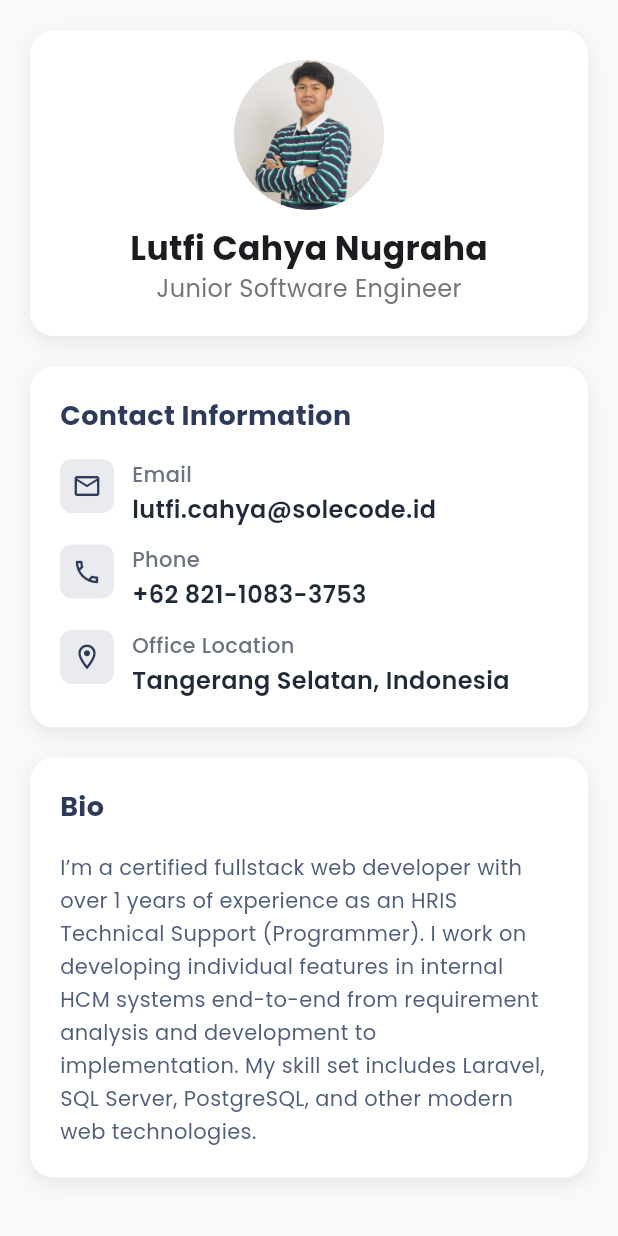
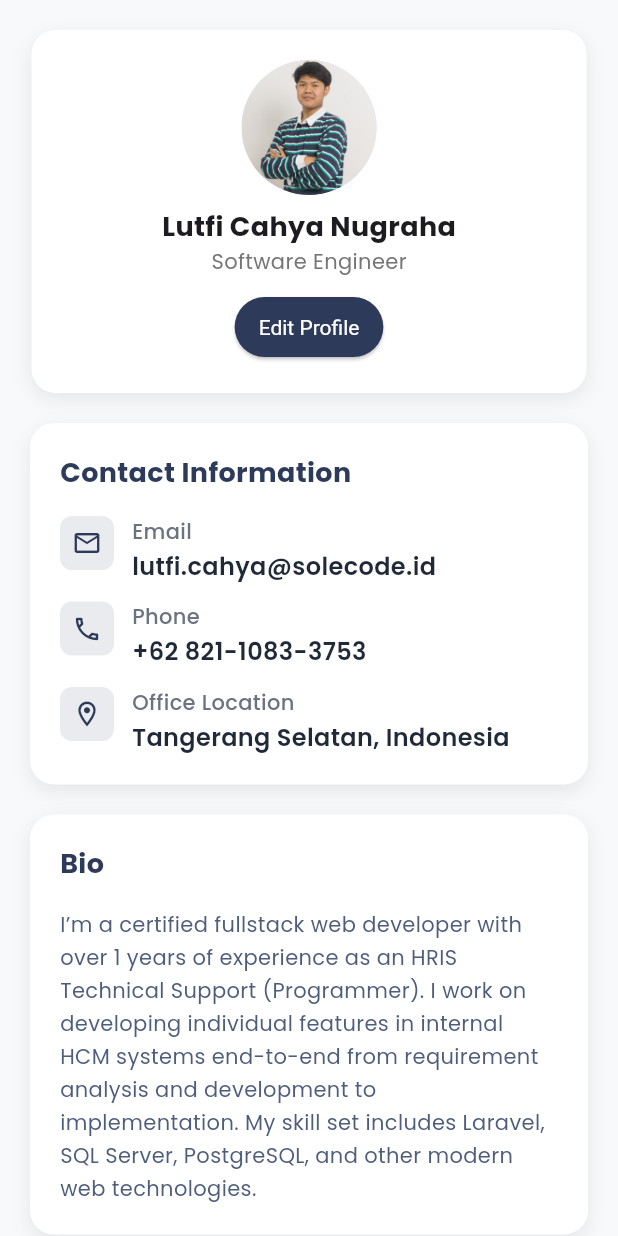
Before and after one commit to halolutfii/assigment-flutter, a Flutter app: the ProfileScreen screen opened directly, on a phone screen of 412 x 824 dp. Run offline on Flutter 3.47's test engine with Material 3 defaults, Android fonts, the phone set to English and light mode, and no system bars; our stand-ins replace google_fonts.

Commit message:
[fix]: assignment 3 done

```diff
--- /dev/null
+++ b/lib/models/profile.dart
@@ -0,0 +1,11 @@
+class Profile {
+  String name;
+  String position;
+  String location;
+
+  Profile({
+    required this.name,
+    required this.position,
+    required this.location,
+  });
+}
--- /dev/null
+++ b/lib/providers/profile_providers.dart
@@ -0,0 +1,17 @@
+import 'package:flutter/material.dart';
+import '../models/profile.dart';
+
+class ProfileProvider with ChangeNotifier {
+  Profile _profile = Profile(
+    name: "Lutfi Cahya Nugraha",
+    position: "Software Engineer",
+    location: "Tangerang Selatan, Indonesia",
+  );
+
+  Profile get profile => _profile;
+
+  void updateProfile(Profile newProfile) {
+    _profile = newProfile;
+    notifyListeners();
+  }
+}
--- a/lib/screen/homescreen.dart
+++ b/lib/screens/homescreen.dart
@@ -1,7 +1,7 @@
 import 'package:flutter/material.dart';
 import 'package:google_fonts/google_fonts.dart';
-import 'package:my_portofolio_app/components/footer.dart';
-import 'package:my_portofolio_app/components/header.dart';
+import 'package:my_portofolio_app/widgets/footer.dart';
+import 'package:my_portofolio_app/widgets/header.dart';
 
 class HomeScreen extends StatelessWidget {
   @override
--- a/lib/screen/portofolioscreen.dart
+++ b/lib/screens/portofolioscreen.dart
@@ -1,5 +1,5 @@
 import 'package:flutter/material.dart';
-import 'package:my_portofolio_app/components/footer.dart';
+import 'package:my_portofolio_app/widgets/footer.dart';
 
 class PortofolioScreen extends StatelessWidget {
   final List<Map<String, dynamic>> projects = [
--- a/lib/screen/profilescreen.dart
+++ b/lib/screens/profilescreen.dart
@@ -1,28 +1,37 @@
 import 'package:flutter/material.dart';
 import 'package:google_fonts/google_fonts.dart';
-import 'package:my_portofolio_app/components/footer.dart';
+import 'package:provider/provider.dart';
+import 'package:my_portofolio_app/widgets/footer.dart';
 
-class ProfileScreen extends StatelessWidget {
-  // Dummy data, bisa diganti pakai model/data asli
-  final String name = "Lutfi Cahya Nugraha";
-  final String position = "Junior Software Engineer";
-  final String email = "lutfi.cahya@solecode.id";
-  final String phone = "+62 821-1083-3753";
-  final String location = "Tangerang Selatan, Indonesia";
+import '../models/profile.dart';
+import './editprofilescreen.dart';
+import '../providers/profile_providers.dart';
+import '../widgets/footer.dart';
 
+class ProfileScreen extends StatefulWidget {
   const ProfileScreen({super.key});
 
   @override
+  State<ProfileScreen> createState() => _ProfileScreenState();
+}
+
+class _ProfileScreenState extends State<ProfileScreen> {
+  String email = "lutfi.cahya@solecode.id";
+  String phone = "+62 821-1083-3753";
+
+  @override
   Widget build(BuildContext context) {
+    final profileData = context.watch<ProfileProvider>().profile;
+
     return Scaffold(
       backgroundColor: const Color(0xFFF8F9FA),
       body: SingleChildScrollView(
         child: Column(
           children: [
             const SizedBox(height: 20),
-            buildProfileHeader(),
+            buildProfileHeader(context, profileData),
             const SizedBox(height: 20),
-            buildContactInfo(),
+            buildContactInfo(profileData),
             const SizedBox(height: 20),
             buildShortBioInfo(),
             const SizedBox(height: 30),
@@ -33,11 +42,10 @@ class ProfileScreen extends StatelessWidget {
     );
   }
 
-  // 👇 Ditaruh dalam class ProfileScreen
-  Widget buildProfileHeader() {
+  Widget buildProfileHeader(BuildContext context, Profile profile) {
     return Container(
-      margin: const EdgeInsets.symmetric(horizontal: 20),
-      padding: const EdgeInsets.all(20),
+      width: 370,
+      padding: const EdgeInsets.symmetric(vertical: 20),
       decoration: BoxDecoration(
         color: Colors.white,
         borderRadius: BorderRadius.circular(16),
@@ -50,39 +58,51 @@ class ProfileScreen extends StatelessWidget {
         ],
       ),
       child: Column(
-        crossAxisAlignment: CrossAxisAlignment.start,
-        children: [
-          Center(
-            child: Column(
+        mainAxisSize: MainAxisSize.min,
         children: [
           const CircleAvatar(
-                  radius: 50,
+            radius: 45,
             backgroundImage: AssetImage('assets/images/lutfi.jpeg'),
           ),
-                const SizedBox(height: 10),
+          const SizedBox(height: 8),
           Text(
-                  name,
+            profile.name,
             style: GoogleFonts.poppins(
-                    fontSize: 22,
+              fontSize: 18,
               fontWeight: FontWeight.bold,
             ),
           ),
           Text(
-                  position,
+            profile.position,
             style: GoogleFonts.poppins(
-                    fontSize: 16,
+              fontSize: 14,
               color: Colors.grey[600],
             ),
           ),
-              ],
+          const SizedBox(height: 10),
+          ElevatedButton(
+            style: ElevatedButton.styleFrom(
+              backgroundColor: const Color(0xFF2E3A59),
+              foregroundColor: Colors.white,
+              padding: const EdgeInsets.symmetric(horizontal: 16, vertical: 8),
+              textStyle: const TextStyle(fontSize: 14),
             ),
+            onPressed: () {
+              Navigator.push(
+                context,
+                MaterialPageRoute(
+                  builder: (_) => const EditProfileScreen(),
                 ),
+              );
+            },
+            child: const Text("Edit Profile"),
+          )
         ],
       ),
     );
   }
 
-  Widget buildContactInfo() {
+  Widget buildContactInfo(Profile profile) { // <-- pakai profile dari provider
     return Container(
       margin: const EdgeInsets.symmetric(horizontal: 20),
       padding: const EdgeInsets.all(20),
@@ -124,7 +144,7 @@ class ProfileScreen extends StatelessWidget {
           _buildInfoRow(
             icon: Icons.location_on_outlined,
             label: 'Office Location',
-            value: location,
+            value: profile.location, // <-- sekarang pakai provider
           ),
         ],
       ),
@@ -146,10 +166,10 @@ class ProfileScreen extends StatelessWidget {
           ),
         ],
       ),
-      child: Column(
+      child: const Column(
         crossAxisAlignment: CrossAxisAlignment.start,
         children: [
-          const Text(
+          Text(
             'Bio',
             style: TextStyle(
               fontSize: 18,
@@ -157,8 +177,8 @@ class ProfileScreen extends StatelessWidget {
               color: Color(0xFF2E3A59),
             ),
           ),
-          const SizedBox(height: 16),
-          const Text(
+          SizedBox(height: 16),
+          Text(
             'I’m a certified fullstack web developer with over 1 years of experience as an HRIS Technical Support (Programmer). I work on developing individual features in internal HCM systems end-to-end from requirement analysis and development to implementation. My skill set includes Laravel, SQL Server, PostgreSQL, and other modern web technologies.',
             style: TextStyle(
               fontSize: 14,
--- a/lib/components/drawer.dart
+++ b/lib/widgets/drawer.dart
@@ -9,6 +9,7 @@ class AppDrawer extends StatelessWidget {
   @override
   Widget build(BuildContext context) {
     return Drawer(
+      backgroundColor: Colors.white,
       child: ListView(
         padding: EdgeInsets.zero,
         children: [
--- a/pubspec.yaml
+++ b/pubspec.yaml
@@ -30,6 +30,8 @@ environment:
 dependencies:
   flutter:
     sdk: flutter
+
+  provider: ^6.0.5
 
   # The following adds the Cupertino Icons font to your application.
   # Use with the CupertinoIcons class for iOS style icons.
```
Also changed, not shown: lib/main.dart (+14 -7 lines), lib/screens/editprofilescreen.dart (added, +119 -0 lines), lib/widgets/appbar.dart (renamed from lib/components/appbar.dart), lib/widgets/footer.dart (renamed from lib/components/footer.dart), lib/widgets/header.dart (renamed from lib/components/header.dart), pubspec.lock. Lines whose indentation alone changed are shown as unchanged.
